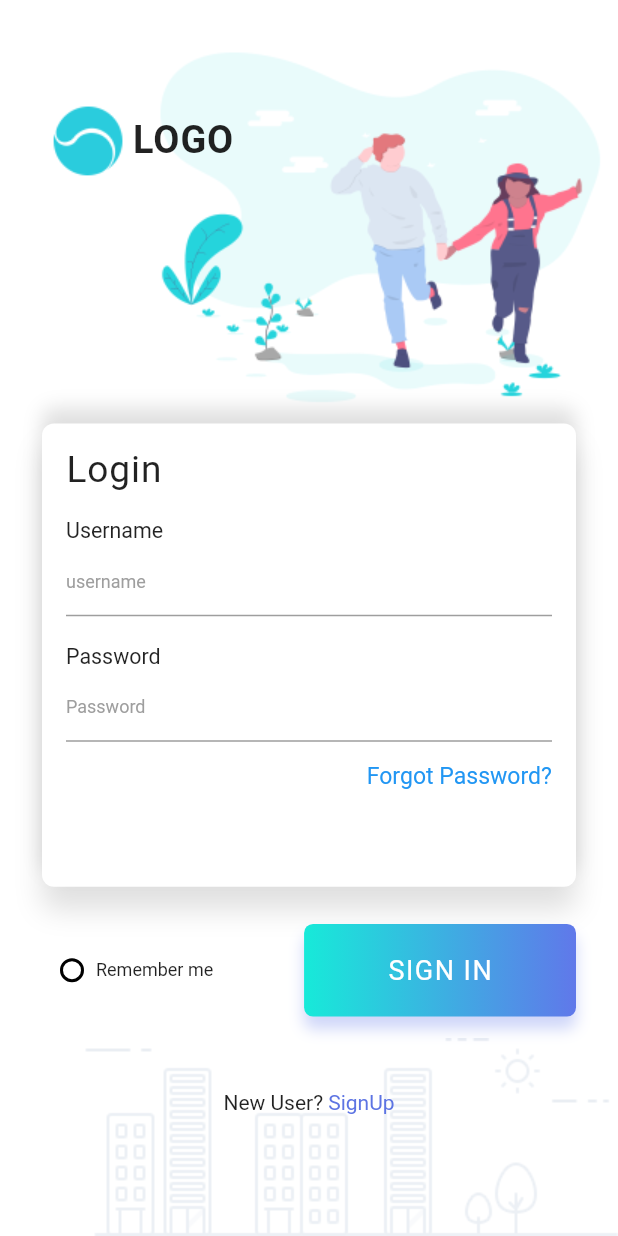
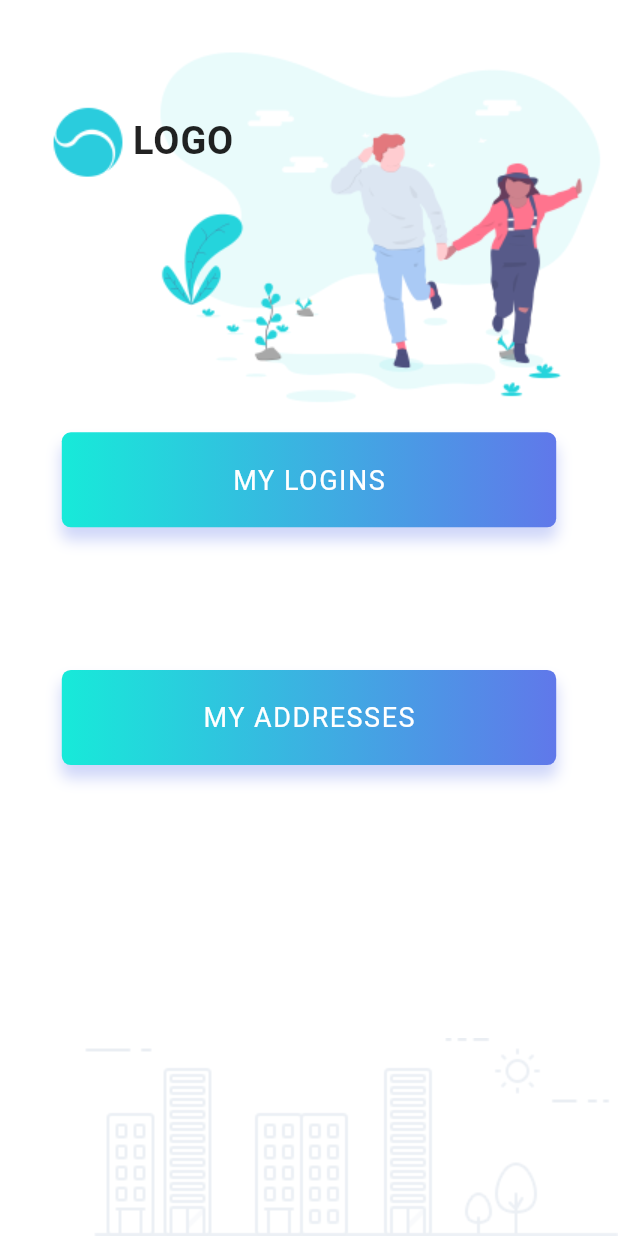
Before and after one commit to JAZWii/Password-Cloud, a Flutter app: the screen it shows after launch, after a tap on "SIGN IN", on a phone screen of 412 x 824 dp. Run offline on Flutter 3.47's test engine with Material 2 defaults, Android fonts, the phone set to English and light mode, and no system bars; our stand-ins replace flutter_screenutil; Roboto replaces fonts that are missing (Poppins-Bold, Poppins-Medium).

Commit message:
App Name pages Ligins, Addresses, Services ListView

```diff
--- a/lib/Widgets/SignUpPage.dart
+++ b/lib/Pages/LoginPage.dart
@@ -1,14 +1,40 @@
 import 'package:flutter/material.dart';
 import 'package:flutter_screenutil/flutter_screenutil.dart' show ScreenUtil;
-import 'LoginPage.dart';
-import 'SignUpWidget.dart';
+import 'package:password_cloud/Widgets/LoginWidget.dart';
+import 'ServicesPage.dart';
+import 'SignUpPage.dart';
 
-class SignUpPage extends StatefulWidget {
+class LoginPage extends StatefulWidget {
   @override
-  _SignUpPage createState() => new _SignUpPage();
+  _LoginPage createState() => new _LoginPage();
 }
 
-class _SignUpPage extends State<SignUpPage> {
+class _LoginPage extends State<LoginPage> {
+
+  bool _isSelected = false;
+
+  void _radio() {
+    setState(() {
+      _isSelected = !_isSelected;
+    });
+  }
+
+  Widget radioButton(bool isSelected) => Container(
+    width: 16.0,
+    height: 16.0,
+    padding: EdgeInsets.all(2.0),
+    decoration: BoxDecoration(
+        shape: BoxShape.circle,
+        border: Border.all(width: 2.0, color: Colors.black)),
+    child: isSelected
+        ? Container(
+      width: double.infinity,
+      height: double.infinity,
+      decoration:
+      BoxDecoration(shape: BoxShape.circle, color: Colors.black),
+    )
+        : Container(),
+  );
 
   Widget horizontalLine() => Padding(
     padding: EdgeInsets.symmetric(horizontal: 16.0),
@@ -23,7 +49,7 @@ class _SignUpPage extends State<SignUpPage> {
   Widget build(BuildContext context) {
     ScreenUtil.instance = ScreenUtil.getInstance()..init(context);
     ScreenUtil.instance =
-        ScreenUtil(width: 750, height: 1300, allowFontScaling: true);
+        ScreenUtil(width: 750, height: 1334, allowFontScaling: true);
     return new Scaffold(
       backgroundColor: Colors.white,
       resizeToAvoidBottomPadding: true,
@@ -66,22 +92,37 @@ class _SignUpPage extends State<SignUpPage> {
                     ],
                   ),
 
-                  //Sign up Box
+                  //Login Box
                   SizedBox(
-                    height: ScreenUtil.getInstance().setHeight(50),
+                    height: ScreenUtil.getInstance().setHeight(250),
                   ),
-                  SignUpWidget(),
+                  LoginWidget(),
 
-                  //
-                  SizedBox(
-                    height: ScreenUtil.getInstance().setHeight(50),
-                  ),
+                  //login buttons
+                  SizedBox(height: ScreenUtil.getInstance().setHeight(40)),
                   Row(
-                    mainAxisAlignment: MainAxisAlignment.center,
+                    mainAxisAlignment: MainAxisAlignment.spaceBetween,
                     children: <Widget>[
+                      Row(
+                        children: <Widget>[
+                          SizedBox(
+                            width: 12.0,
+                          ),
+                          GestureDetector(
+                            onTap: _radio,
+                            child: radioButton(_isSelected),
+                          ),
+                          SizedBox(
+                            width: 8.0,
+                          ),
+                          Text("Remember me",
+                              style: TextStyle(
+                                  fontSize: 12, fontFamily: "Poppins-Medium"))
+                        ],
+                      ),
                       InkWell(
                         child: Container(
-                          width: ScreenUtil.getInstance().setWidth(600),
+                          width: ScreenUtil.getInstance().setWidth(330),
                           height: ScreenUtil.getInstance().setHeight(100),
                           decoration: BoxDecoration(
                               gradient: LinearGradient(colors: [
@@ -98,9 +139,14 @@ class _SignUpPage extends State<SignUpPage> {
                           child: Material(
                             color: Colors.transparent,
                             child: InkWell(
-                              onTap: () {},
+                              onTap: () {
+                                Navigator.push(
+                                  context,
+                                  MaterialPageRoute(builder: (context) => ServicesPage()),
+                                );
+                              },
                               child: Center(
-                                child: Text("SIGN UP",
+                                child: Text("SIGN IN",
                                     style: TextStyle(
                                         color: Colors.white,
                                         fontFamily: "Poppins-Bold",
@@ -115,31 +161,31 @@ class _SignUpPage extends State<SignUpPage> {
                   ),
 
                   //Sign up
-                  SizedBox(height: ScreenUtil.getInstance().setHeight(40)),
+                  SizedBox(
+                    height: ScreenUtil.getInstance().setHeight(80),
+                  ),
                   Row(
                     mainAxisAlignment: MainAxisAlignment.center,
                     children: <Widget>[
                       Text(
-                        "Already Have an Account? ",
+                        "New User? ",
                         style: TextStyle(fontFamily: "Poppins-Medium"),
                       ),
                       InkWell(
                         onTap: () {
                           Navigator.push(
-                            context,
-                            MaterialPageRoute(builder: (context) => LoginPage()),
-                          );
-                        },
-                        child: Text("Login",
+                          context,
+                          MaterialPageRoute(builder: (context) => SignUpPage()),
+                        );
+                          },
+                        child: Text("SignUp",
                             style: TextStyle(
                                 color: Color(0xFF5d74e3),
                                 fontFamily: "Poppins-Bold")),
                       )
                     ],
-                  ),
-                  SizedBox(height: ScreenUtil.getInstance().setHeight(40)),
-
-    ],
+                  )
+                ],
               ),
             ),
           )
--- /dev/null
+++ b/lib/Pages/ServicesPage.dart
@@ -0,0 +1,166 @@
+import 'package:flutter/material.dart';
+import 'package:flutter_screenutil/flutter_screenutil.dart' show ScreenUtil;
+import 'AddressesPage.dart';
+import 'LoginsPage.dart';
+
+class ServicesPage extends StatefulWidget {
+  @override
+  _ServicesPage createState() => new _ServicesPage();
+}
+
+class _ServicesPage extends State<ServicesPage> {
+
+  Widget horizontalLine() => Padding(
+    padding: EdgeInsets.symmetric(horizontal: 16.0),
+    child: Container(
+      width: ScreenUtil.getInstance().setWidth(120),
+      height: 1.0,
+      color: Colors.black26.withOpacity(.2),
+    ),
+  );
+
+  @override
+  Widget build(BuildContext context) {
+    ScreenUtil.instance = ScreenUtil.getInstance()..init(context);
+    ScreenUtil.instance =
+        ScreenUtil(width: 750, height: 1300, allowFontScaling: true);
+    return new Scaffold(
+      backgroundColor: Colors.white,
+      resizeToAvoidBottomPadding: true,
+      body: Stack(
+        fit: StackFit.expand,
+        children: <Widget>[
+          Column(
+            crossAxisAlignment: CrossAxisAlignment.end,
+            children: <Widget>[
+              Padding(
+                padding: EdgeInsets.only(top: 20.0),
+                child: Image.asset("assets/image_01.png"),
+              ),
+              Expanded(
+                child: Container(),
+              ),
+              Image.asset("assets/image_02.png")
+            ],
+          ),
+          SingleChildScrollView(
+            child: Padding(
+              padding: EdgeInsets.only(left: 28.0, right: 28.0, top: 60.0),
+              child: Column(
+                children: <Widget>[
+
+                  //Icon
+                  Row(
+                    children: <Widget>[
+                      Image.asset(
+                        "assets/logo.png",
+                        width: ScreenUtil.getInstance().setWidth(110),
+                        height: ScreenUtil.getInstance().setHeight(110),
+                      ),
+                      Text("LOGO",
+                          style: TextStyle(
+                              fontFamily: "Poppins-Bold",
+                              fontSize: ScreenUtil.getInstance().setSp(46),
+                              letterSpacing: .6,
+                              fontWeight: FontWeight.bold))
+                    ],
+                  ),
+
+                  //
+                  SizedBox(height: ScreenUtil.getInstance().setHeight(250)),
+                  Row(
+                    mainAxisAlignment: MainAxisAlignment.center,
+                    children: <Widget>[
+                      InkWell(
+                        child: Container(
+                          width: ScreenUtil.getInstance().setWidth(600),
+                          height: ScreenUtil.getInstance().setHeight(100),
+                          decoration: BoxDecoration(
+                              gradient: LinearGradient(colors: [
+                                Color(0xFF17ead9),
+                                Color(0xFF6078ea)
+                              ]),
+                              borderRadius: BorderRadius.circular(6.0),
+                              boxShadow: [
+                                BoxShadow(
+                                    color: Color(0xFF6078ea).withOpacity(.3),
+                                    offset: Offset(0.0, 8.0),
+                                    blurRadius: 8.0)
+                              ]),
+                          child: Material(
+                            color: Colors.transparent,
+                            child: InkWell(
+                              onTap: () {
+                                Navigator.push(
+                                  context,
+                                  MaterialPageRoute(builder: (context) => LoginsPage()),
+                                );
+                              },
+                              child: Center(
+                                child: Text("MY LOGINS",
+                                    style: TextStyle(
+                                        color: Colors.white,
+                                        fontFamily: "Poppins-Bold",
+                                        fontSize: 18,
+                                        letterSpacing: 1.0)),
+                              ),
+                            ),
+                          ),
+                        ),
+                      )
+                    ],
+                  ),
+
+                  //
+                  SizedBox(height: ScreenUtil.getInstance().setHeight(150)),
+                  Row(
+                    mainAxisAlignment: MainAxisAlignment.center,
+                    children: <Widget>[
+                      InkWell(
+                        child: Container(
+                          width: ScreenUtil.getInstance().setWidth(600),
+                          height: ScreenUtil.getInstance().setHeight(100),
+                          decoration: BoxDecoration(
+                              gradient: LinearGradient(colors: [
+                                Color(0xFF17ead9),
+                                Color(0xFF6078ea)
+                              ]),
+                              borderRadius: BorderRadius.circular(6.0),
+                              boxShadow: [
+                                BoxShadow(
+                                    color: Color(0xFF6078ea).withOpacity(.3),
+                                    offset: Offset(0.0, 8.0),
+                                    blurRadius: 8.0)
+                              ]),
+                          child: Material(
+                            color: Colors.transparent,
+                            child: InkWell(
+                              onTap: () {
+                                Navigator.push(
+                                  context,
+                                  MaterialPageRoute(builder: (context) => AddressesPage()),
+                                );
+                              },
+                              child: Center(
+                                child: Text("MY ADDRESSES",
+                                    style: TextStyle(
+                                        color: Colors.white,
+                                        fontFamily: "Poppins-Bold",
+                                        fontSize: 18,
+                                        letterSpacing: 1.0)),
+                              ),
+                            ),
+                          ),
+                        ),
+                      )
+                    ],
+                  ),
+                ],
+              ),
+            ),
+          )
+        ],
+      ),
+    );
+  }
+}
--- a/lib/Widgets/LoginPage.dart
+++ b/lib/Pages/SignUpPage.dart
@@ -1,39 +1,14 @@
 import 'package:flutter/material.dart';
 import 'package:flutter_screenutil/flutter_screenutil.dart' show ScreenUtil;
-import 'LoginWidget.dart';
-import 'SignUpPage.dart';
+import 'LoginPage.dart';
+import 'package:password_cloud/Widgets/SignUpWidget.dart';
 
-class LoginPage extends StatefulWidget {
+class SignUpPage extends StatefulWidget {
   @override
-  _LoginPage createState() => new _LoginPage();
+  _SignUpPage createState() => new _SignUpPage();
 }
 
-class _LoginPage extends State<LoginPage> {
-
-  bool _isSelected = false;
-
-  void _radio() {
-    setState(() {
-      _isSelected = !_isSelected;
-    });
-  }
-
-  Widget radioButton(bool isSelected) => Container(
-    width: 16.0,
-    height: 16.0,
-    padding: EdgeInsets.all(2.0),
-    decoration: BoxDecoration(
-        shape: BoxShape.circle,
-        border: Border.all(width: 2.0, color: Colors.black)),
-    child: isSelected
-        ? Container(
-      width: double.infinity,
-      height: double.infinity,
-      decoration:
-      BoxDecoration(shape: BoxShape.circle, color: Colors.black),
-    )
-        : Container(),
-  );
+class _SignUpPage extends State<SignUpPage> {
 
   Widget horizontalLine() => Padding(
     padding: EdgeInsets.symmetric(horizontal: 16.0),
@@ -48,7 +23,7 @@ class _LoginPage extends State<LoginPage> {
   Widget build(BuildContext context) {
     ScreenUtil.instance = ScreenUtil.getInstance()..init(context);
     ScreenUtil.instance =
-        ScreenUtil(width: 750, height: 1334, allowFontScaling: true);
+        ScreenUtil(width: 750, height: 1300, allowFontScaling: true);
     return new Scaffold(
       backgroundColor: Colors.white,
       resizeToAvoidBottomPadding: true,
@@ -91,37 +66,22 @@ class _LoginPage extends State<LoginPage> {
                     ],
                   ),
 
-                  //Login Box
+                  //Sign up Box
                   SizedBox(
-                    height: ScreenUtil.getInstance().setHeight(250),
+                    height: ScreenUtil.getInstance().setHeight(50),
                   ),
-                  LoginWidget(),
+                  SignUpWidget(),
 
-                  //login buttons
-                  SizedBox(height: ScreenUtil.getInstance().setHeight(40)),
+                  //
+                  SizedBox(
+                    height: ScreenUtil.getInstance().setHeight(50),
+                  ),
                   Row(
-                    mainAxisAlignment: MainAxisAlignment.spaceBetween,
+                    mainAxisAlignment: MainAxisAlignment.center,
                     children: <Widget>[
-                      Row(
-                        children: <Widget>[
-                          SizedBox(
-                            width: 12.0,
-                          ),
-                          GestureDetector(
-                            onTap: _radio,
-                            child: radioButton(_isSelected),
-                          ),
-                          SizedBox(
-                            width: 8.0,
-                          ),
-                          Text("Remember me",
-                              style: TextStyle(
-                                  fontSize: 12, fontFamily: "Poppins-Medium"))
-                        ],
-                      ),
                       InkWell(
                         child: Container(
-                          width: ScreenUtil.getInstance().setWidth(330),
+                          width: ScreenUtil.getInstance().setWidth(600),
                           height: ScreenUtil.getInstance().setHeight(100),
                           decoration: BoxDecoration(
                               gradient: LinearGradient(colors: [
@@ -140,7 +100,7 @@ class _LoginPage extends State<LoginPage> {
                             child: InkWell(
                               onTap: () {},
                               child: Center(
-                                child: Text("SIGN IN",
+                                child: Text("SIGN UP",
                                     style: TextStyle(
                                         color: Colors.white,
                                         fontFamily: "Poppins-Bold",
@@ -155,31 +115,31 @@ class _LoginPage extends State<LoginPage> {
                   ),
 
                   //Sign up
-                  SizedBox(
-                    height: ScreenUtil.getInstance().setHeight(80),
-                  ),
+                  SizedBox(height: ScreenUtil.getInstance().setHeight(40)),
                   Row(
                     mainAxisAlignment: MainAxisAlignment.center,
                     children: <Widget>[
                       Text(
-                        "New User? ",
+                        "Already Have an Account? ",
                         style: TextStyle(fontFamily: "Poppins-Medium"),
                       ),
                       InkWell(
                         onTap: () {
-                          Navigator.push(
-                          context,
-                          MaterialPageRoute(builder: (context) => SignUpPage()),
-                        );
-                          },
-                        child: Text("SignUp",
+                          Navigator.pop(
+                            context,
+                            MaterialPageRoute(builder: (context) => SignUpPage()),
+                          );
+                        },
+                        child: Text("Login",
                             style: TextStyle(
                                 color: Color(0xFF5d74e3),
                                 fontFamily: "Poppins-Bold")),
                       )
                     ],
-                  )
-                ],
+                  ),
+                  SizedBox(height: ScreenUtil.getInstance().setHeight(40)),
+
+    ],
               ),
             ),
           )
--- a/lib/main.dart
+++ b/lib/main.dart
@@ -1,6 +1,6 @@
 import 'package:flutter/material.dart';
 import 'package:flutter_screenutil/flutter_screenutil.dart' show ScreenUtil;
-import 'Widgets/LoginPage.dart';
+import 'Pages/LoginPage.dart';
 
 void main() => runApp(MaterialApp(
   home: MyApp(),
```
Also changed, not shown: lib/Pages/AddressesPage.dart (added, +31 -0 lines), lib/Pages/LoginsPage.dart (added, +31 -0 lines), lib/Widgets/DoubleColumnListViewWidget.dart (added, +35 -0 lines), pubspec.yaml (+8 -0 lines), assets/Cloud.png (added), assets/cloud-logo.png (added), assets/logo-small.png (added), lib/Widgets/Background.dart (renamed from lib/Helpers/Background.dart), lib/Widgets/InputWidget.dart (renamed from lib/Helpers/InputWidget.dart), pubspec.lock, 1 other file.
